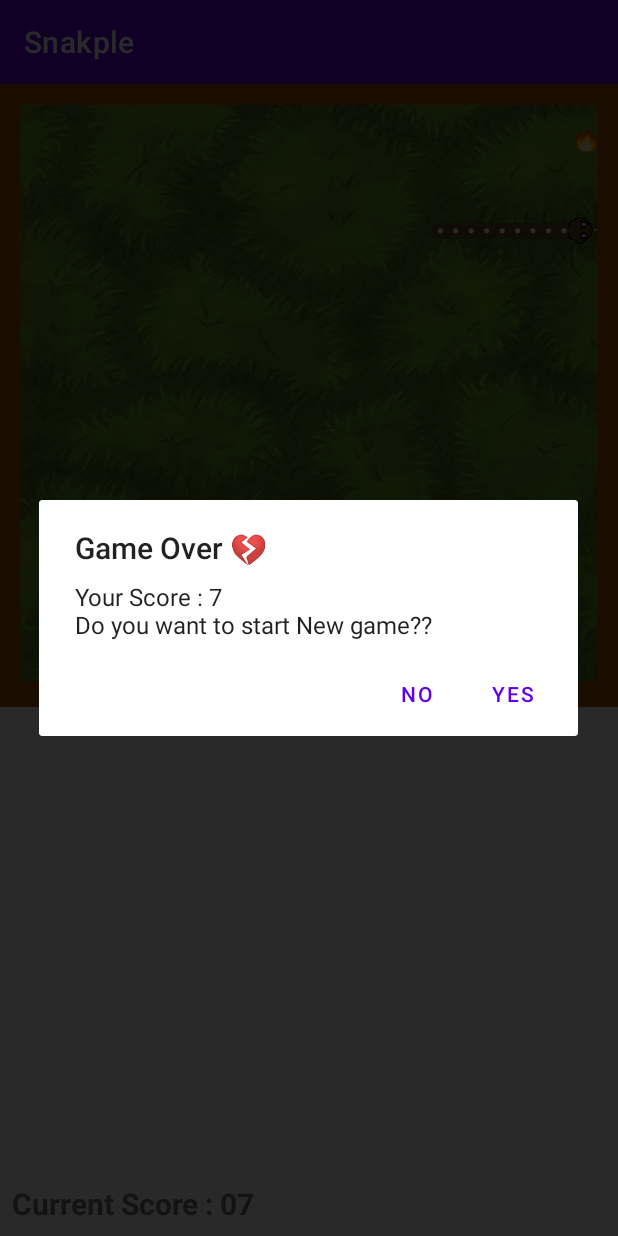
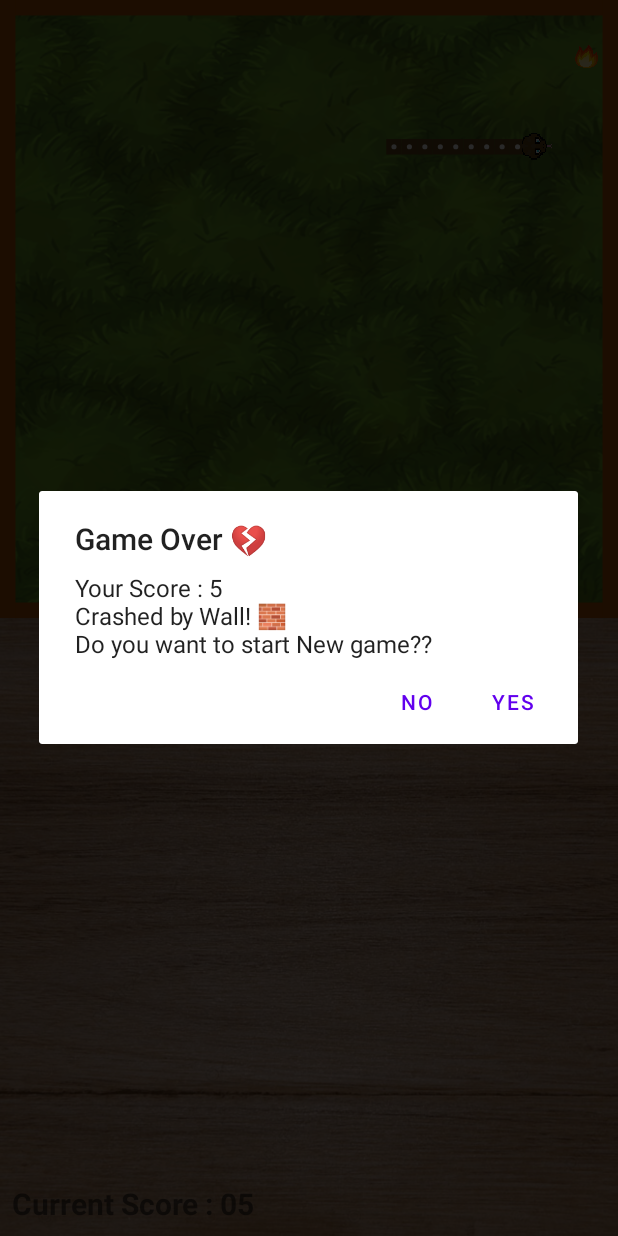
Before and after one commit to Patel-Hemant/Snakple, an Android app: the screen it shows after launch (MainActivity), on a phone screen of 412 x 824 dp. Run offline under Robolectric (Android 15) with nearby library versions, the phone set to English and light mode, and no system bars.

Commit message:
add sounds and image assets

```diff
--- a/app/src/main/java/com/hemantpatel/snakple/MainActivity.java
+++ b/app/src/main/java/com/hemantpatel/snakple/MainActivity.java
@@ -3,11 +3,15 @@ package com.hemantpatel.snakple;
 import android.annotation.SuppressLint;
 import android.content.DialogInterface;
 import android.content.Intent;
+import android.media.AudioManager;
+import android.media.MediaPlayer;
+import android.net.Uri;
 import android.os.Bundle;
 import android.os.Handler;
 import android.view.MotionEvent;
 import android.view.View;
 import android.widget.TextView;
+import android.widget.Toast;
 
 import androidx.appcompat.app.AlertDialog;
 import androidx.appcompat.app.AppCompatActivity;
@@ -18,8 +22,14 @@ import com.hemantpatel.snakple.enums.Direction;
 import com.hemantpatel.snakple.enums.GameState;
 import com.hemantpatel.snakple.views.GameView;
 
+import java.io.IOException;
+import java.util.Objects;
+
 public class MainActivity extends AppCompatActivity implements View.OnTouchListener {
-    TextView scoreTV;
+    private MediaPlayer mPlayer;
+    private Uri snake_bull, snake_running, snake_running2, game_bg_music, hit_wall, fire_burn;
+
+    private TextView scoreTV;
 
     private GameEngine gameEngine;
     private GameView gameView;
@@ -28,8 +38,8 @@ public class MainActivity extends AppCompatActivity implements View.OnTouchListe
     private final Handler appleHandler = new Handler();
     private Runnable snakeRunnable;
     private Runnable appleRunnable;
-    private final long snakeUpdateDelay = 200;
-    private final long appleUpdateDelay = 203;
+    private final long snakeUpdateDelay = 180;
+    private final long appleUpdateDelay = 183;
 
     private int currentScore = 0;
     private int time = 0;
@@ -42,6 +52,19 @@ public class MainActivity extends AppCompatActivity implements View.OnTouchListe
     protected void onCreate(Bundle savedInstanceState) {
         super.onCreate(savedInstanceState);
         setContentView(R.layout.activity_main);
+        Objects.requireNonNull(getSupportActionBar()).hide();
+
+        mPlayer = new MediaPlayer();
+        mPlayer.setVolume(0.8f, 0.8f);
+
+        snake_bull = Uri.parse("android.resource://" + getPackageName() + "/" + R.raw.snake_bull);
+        snake_running = Uri.parse("android.resource://" + getPackageName() + "/" + R.raw.snake_running);
+        snake_running2 = Uri.parse("android.resource://" + getPackageName() + "/" + R.raw.snake_running2);
+        game_bg_music = Uri.parse("android.resource://" + getPackageName() + "/" + R.raw.game_bg_music);
+        hit_wall = Uri.parse("android.resource://" + getPackageName() + "/" + R.raw.hit_wall);
+        fire_burn = Uri.parse("android.resource://" + getPackageName() + "/" + R.raw.fire_burn);
+
+        playSound(game_bg_music, true);
 
         scoreTV = findViewById(R.id.score_view);
 
@@ -109,10 +132,26 @@ public class MainActivity extends AppCompatActivity implements View.OnTouchListe
     }
 
     private void OnGameLost() {
+        String death_note = "";
+        switch (gameEngine.gameOverState) {
+            case ByWallCrashed:
+                death_note = "Crashed by Wall! 🧱";
+                playSound(hit_wall, false);
+                break;
+            case EatenBySnake:
+                death_note = "Eaten by Snake! 🐍";
+                playSound(snake_bull, false);
+                break;
+            case BurnedByFire:
+                death_note = "Burned in Fire! 🔥";
+                playSound(fire_burn, false);
+                break;
+        }
+
         AlertDialog.Builder builder = new AlertDialog.Builder(MainActivity.this);
         builder.setTitle("Game Over 💔");
         builder.setCancelable(false);
-        builder.setMessage("Your Score : " + currentScore / 1000 + "\nDo you want to start New game??");
+        builder.setMessage("Your Score : " + currentScore / 1000 + "\n" + death_note + "\nDo you want to start New game??");
         builder.setPositiveButton("Yes", new DialogInterface.OnClickListener() {
             @Override
             public void onClick(DialogInterface dialog, int which) {
@@ -130,6 +169,19 @@ public class MainActivity extends AppCompatActivity implements View.OnTouchListe
         });
         AlertDialog alert = builder.create();
         alert.show();
+    }
+
+    private void playSound(Uri uri, boolean isLoop) {
+        mPlayer.reset();
+        mPlayer.setLooping(isLoop);
+        mPlayer.setAudioStreamType(AudioManager.STREAM_MUSIC);
+        try {
+            mPlayer.setDataSource(getApplicationContext(), uri);
+            mPlayer.prepare();
+            mPlayer.setOnPreparedListener(MediaPlayer::start);
+        } catch (IOException e) {
+            e.printStackTrace();
+        }
     }
 
     @SuppressLint("ClickableViewAccessibility")
@@ -255,7 +307,8 @@ public class MainActivity extends AppCompatActivity implements View.OnTouchListe
         }
 
         // update snake direction for update the image of snake's head
-        if (gameView != null && gameEngine != null) gameView.setSnakeDirection(gameEngine.snakeDirection);
+        if (gameView != null && gameEngine != null)
+            gameView.setSnakeDirection(gameEngine.snakeDirection);
     }
 
     // Turn function for apple
--- a/app/src/main/java/com/hemantpatel/snakple/engine/GameEngine.java
+++ b/app/src/main/java/com/hemantpatel/snakple/engine/GameEngine.java
@@ -2,6 +2,7 @@ package com.hemantpatel.snakple.engine;
 
 import com.hemantpatel.snakple.classes.Coordinate;
 import com.hemantpatel.snakple.enums.Direction;
+import com.hemantpatel.snakple.enums.GameOverType;
 import com.hemantpatel.snakple.enums.GameState;
 import com.hemantpatel.snakple.enums.TileType;
 
@@ -26,6 +27,7 @@ public class GameEngine {
     public Direction snakeDirection = Direction.East;
     public Direction appleDirection = Direction.East;
     private GameState currentGameState = GameState.Running;
+    public GameOverType gameOverState = null;
 
     public Coordinate getSnakeHead() {
         return snake.get(0);
@@ -35,9 +37,7 @@ public class GameEngine {
         return apple;
     }
 
-    public GameEngine() {
-
-    }
+    public GameEngine() {}
 
     public void initGame() {
         AddSnake();
@@ -101,6 +101,7 @@ public class GameEngine {
         // check wall collision
         for (Coordinate w : walls) {
             if (apple.equals(w)) {
+                gameOverState = GameOverType.ByWallCrashed;
                 currentGameState = GameState.Lost;
                 return;
             }
@@ -109,6 +110,7 @@ public class GameEngine {
         // check snake collision
         for (int i = 0; i < snake.size(); i++) {
             if (apple.equals(snake.get(i))) {
+                gameOverState = GameOverType.EatenBySnake;
                 currentGameState = GameState.Lost;
                 return;
             }
@@ -117,6 +119,7 @@ public class GameEngine {
         // check fire collision
         for (int i = 0; i < fires.size(); i++) {
             if (apple.equals(fires.get(i))) {
+                gameOverState = GameOverType.BurnedByFire;
                 currentGameState = GameState.Lost;
                 return;
             }
--- /dev/null
+++ b/app/src/main/java/com/hemantpatel/snakple/enums/GameOverType.java
@@ -0,0 +1,7 @@
+package com.hemantpatel.snakple.enums;
+
+public enum GameOverType {
+    ByWallCrashed,
+    EatenBySnake,
+    BurnedByFire
+}
--- a/app/src/main/java/com/hemantpatel/snakple/views/GameView.java
+++ b/app/src/main/java/com/hemantpatel/snakple/views/GameView.java
@@ -84,8 +84,8 @@ public class GameView extends View {
 
     protected void drawWall(Canvas canvas) {
         mPaint.setColor(Color.rgb(179, 82, 4));
-        mPaint.setStrokeWidth(10);
-        mPaint.setStyle(Paint.Style.FILL_AND_STROKE);
+//        mPaint.setStrokeWidth(10);
+        mPaint.setStyle(Paint.Style.FILL);
 
         canvas.drawRect(0, 0, n * tileSizeX, tileSizeY, mPaint);
         canvas.drawRect(0, tileSizeY * (m - 1), n * tileSizeX, tileSizeY * m, mPaint);
--- a/app/src/main/res/layout/activity_main.xml
+++ b/app/src/main/res/layout/activity_main.xml
@@ -7,8 +7,10 @@
     tools:context=".MainActivity">
 
     <ImageView
+        android:id="@+id/imageView"
         android:layout_width="match_parent"
         android:layout_height="0sp"
+        android:contentDescription="@string/game_view_background_image"
         android:scaleType="centerCrop"
         android:src="@drawable/garden_bg2"
         app:layout_constraintDimensionRatio="1:1"
@@ -16,6 +18,18 @@
         app:layout_constraintHorizontal_bias="0.5"
         app:layout_constraintStart_toStartOf="parent"
         app:layout_constraintTop_toTopOf="parent" />
+
+    <ImageView
+        android:layout_width="match_parent"
+        android:layout_height="0sp"
+        android:contentDescription="@string/background_image_for_text_details"
+        android:scaleType="centerCrop"
+        android:src="@drawable/wood_bg_img"
+        app:layout_constraintBottom_toBottomOf="@+id/gameView"
+        app:layout_constraintEnd_toEndOf="parent"
+        app:layout_constraintHorizontal_bias="0.5"
+        app:layout_constraintStart_toStartOf="parent"
+        app:layout_constraintTop_toBottomOf="@+id/imageView" />
 
     <com.hemantpatel.snakple.views.GameView
         android:id="@+id/gameView"
--- a/app/src/main/res/values-night/themes.xml
+++ /dev/null
@@ -1,16 +0,0 @@
-<resources xmlns:tools="http://schemas.android.com/tools">
-    <!-- Base application theme. -->
-    <style name="Theme.Snakple" parent="Theme.MaterialComponents.Light.DarkActionBar">
-        <!-- Primary brand color. -->
-        <item name="colorPrimary">@color/purple_200</item>
-        <item name="colorPrimaryVariant">@color/purple_700</item>
-        <item name="colorOnPrimary">@color/black</item>
-        <!-- Secondary brand color. -->
-        <item name="colorSecondary">@color/teal_200</item>
-        <item name="colorSecondaryVariant">@color/teal_200</item>
-        <item name="colorOnSecondary">@color/black</item>
-        <!-- Status bar color. -->
-        <item name="android:statusBarColor" tools:targetApi="l">?attr/colorPrimaryVariant</item>
-        <!-- Customize your theme here. -->
-    </style>
-</resources>
--- a/app/src/main/res/values/colors.xml
+++ b/app/src/main/res/values/colors.xml
@@ -7,4 +7,6 @@
     <color name="teal_700">#FF018786</color>
     <color name="black">#FF000000</color>
     <color name="white">#FFFFFFFF</color>
+    <color name="blue_white">#f4f8fb</color>
+    <color name="blue">#0029ff</color>
 </resources>
--- a/app/src/main/res/values/strings.xml
+++ b/app/src/main/res/values/strings.xml
@@ -1,4 +1,6 @@
 <resources>
     <string name="app_name">Snakple</string>
     <string name="current_score_00">Current Score : 00</string>
+    <string name="game_view_background_image">Game View Background Image</string>
+    <string name="background_image_for_text_details">Background image for text details</string>
 </resources>
```
Also changed, not shown: app/src/main/res/drawable-v24/wood_bg_img.jpg (added), 6 other files.
